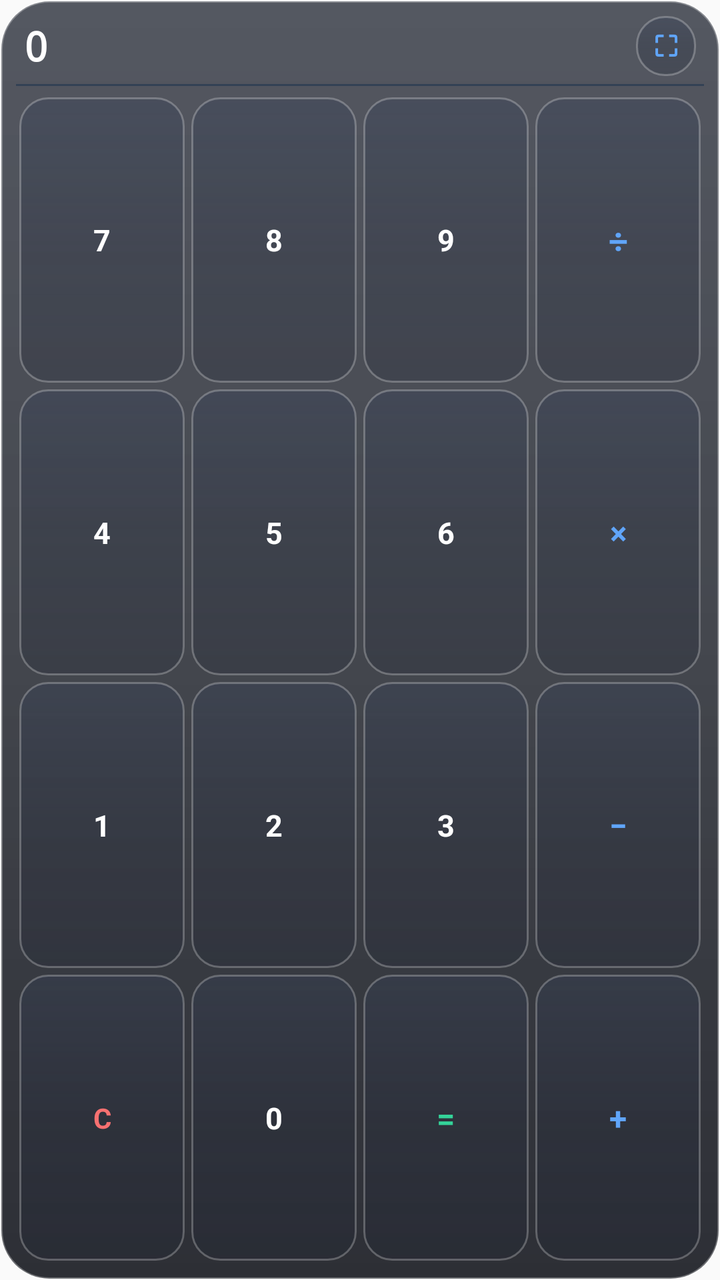
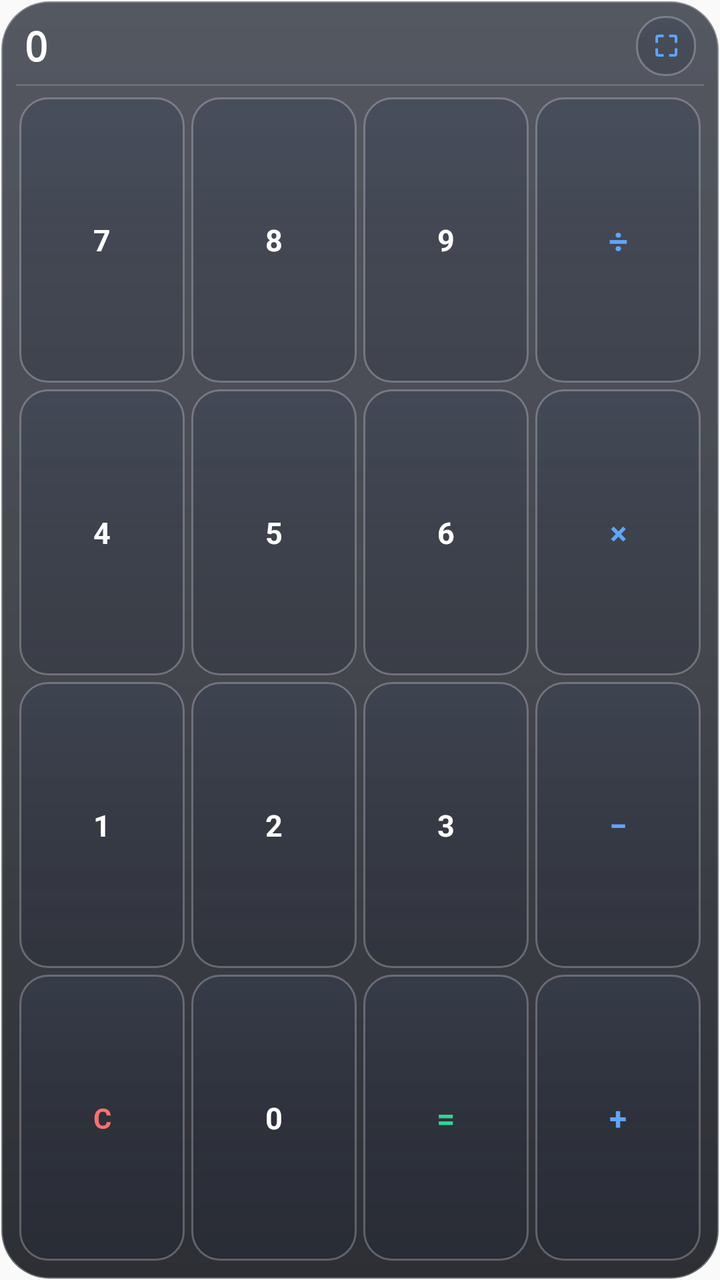

Two renders of the same Android screen: before a commit and after it. Below are the layout's source before the change and the commit's diff.
<!-- AndroidManifest.xml: application theme AppTheme -->
<!-- res/layout/widget_calculator.xml -->
<?xml version="1.0" encoding="utf-8"?>
<LinearLayout xmlns:android="http://schemas.android.com/apk/res/android"
    android:id="@+id/widget_calc_root"
    android:layout_width="match_parent"
    android:layout_height="match_parent"
    android:background="@drawable/widget_bg"
    android:orientation="vertical"
    android:padding="8dp">

    
    <LinearLayout
        android:layout_width="match_parent"
        android:layout_height="wrap_content"
        android:gravity="center_vertical"
        android:orientation="horizontal"
        android:paddingStart="4dp"
        android:paddingEnd="4dp"
        android:paddingBottom="4dp">

        <TextView
            android:id="@+id/widget_calc_display"
            android:layout_width="0dp"
            android:layout_height="wrap_content"
            android:layout_weight="1"
            android:ellipsize="start"
            android:fontFamily="monospace"
            android:maxLines="1"
            android:text="0"
            android:textColor="#FFFFFF"
            android:textSize="20sp"
            android:textStyle="bold" />

        
        <TextView
            android:id="@+id/btn_calc_enlarge"
            android:layout_width="30dp"
            android:layout_height="30dp"
            android:layout_marginStart="6dp"
            android:background="@drawable/widget_btn_bg"
            android:gravity="center"
            android:text="⛶"
            android:textColor="#60A5FA"
            android:textSize="14sp"
            android:textStyle="bold" />
    </LinearLayout>

    <ImageView
        android:layout_width="match_parent"
        android:layout_height="1dp"
        android:layout_marginBottom="4dp"
        android:background="#334155" />

    
    <LinearLayout
        android:layout_width="match_parent"
        android:layout_height="0dp"
        android:layout_weight="1"
        android:orientation="horizontal">

        <TextView android:id="@+id/btn_calc_7" android:layout_width="0dp" android:layout_height="match_parent" android:layout_margin="1.5dp" android:layout_weight="1" android:background="@drawable/widget_btn_bg" android:gravity="center" android:text="7" android:textColor="#FFFFFF" android:textSize="15sp" android:textStyle="bold" />
        <TextView android:id="@+id/btn_calc_8" android:layout_width="0dp" android:layout_height="match_parent" android:layout_margin="1.5dp" android:layout_weight="1" android:background="@drawable/widget_btn_bg" android:gravity="center" android:text="8" android:textColor="#FFFFFF" android:textSize="15sp" android:textStyle="bold" />
        <TextView android:id="@+id/btn_calc_9" android:layout_width="0dp" android:layout_height="match_parent" android:layout_margin="1.5dp" android:layout_weight="1" android:background="@drawable/widget_btn_bg" android:gravity="center" android:text="9" android:textColor="#FFFFFF" android:textSize="15sp" android:textStyle="bold" />
        <TextView android:id="@+id/btn_calc_div" android:layout_width="0dp" android:layout_height="match_parent" android:layout_margin="1.5dp" android:layout_weight="1" android:background="@drawable/widget_btn_bg" android:gravity="center" android:text="÷" android:textColor="#60A5FA" android:textSize="17sp" android:textStyle="bold" />
    </LinearLayout>

    
    <LinearLayout
        android:layout_width="match_parent"
        android:layout_height="0dp"
        android:layout_weight="1"
        android:orientation="horizontal">

        <TextView android:id="@+id/btn_calc_4" android:layout_width="0dp" android:layout_height="match_parent" android:layout_margin="1.5dp" android:layout_weight="1" android:background="@drawable/widget_btn_bg" android:gravity="center" android:text="4" android:textColor="#FFFFFF" android:textSize="15sp" android:textStyle="bold" />
        <TextView android:id="@+id/btn_calc_5" android:layout_width="0dp" android:layout_height="match_parent" android:layout_margin="1.5dp" android:layout_weight="1" android:background="@drawable/widget_btn_bg" android:gravity="center" android:text="5" android:textColor="#FFFFFF" android:textSize="15sp" android:textStyle="bold" />
        <TextView android:id="@+id/btn_calc_6" android:layout_width="0dp" android:layout_height="match_parent" android:layout_margin="1.5dp" android:layout_weight="1" android:background="@drawable/widget_btn_bg" android:gravity="center" android:text="6" android:textColor="#FFFFFF" android:textSize="15sp" android:textStyle="bold" />
        <TextView android:id="@+id/btn_calc_mul" android:layout_width="0dp" android:layout_height="match_parent" android:layout_margin="1.5dp" android:layout_weight="1" android:background="@drawable/widget_btn_bg" android:gravity="center" android:text="×" android:textColor="#60A5FA" android:textSize="16sp" android:textStyle="bold" />
    </LinearLayout>

    
    <LinearLayout
        android:layout_width="match_parent"
        android:layout_height="0dp"
        android:layout_weight="1"
        android:orientation="horizontal">

        <TextView android:id="@+id/btn_calc_1" android:layout_width="0dp" android:layout_height="match_parent" android:layout_margin="1.5dp" android:layout_weight="1" android:background="@drawable/widget_btn_bg" android:gravity="center" android:text="1" android:textColor="#FFFFFF" android:textSize="15sp" android:textStyle="bold" />
        <TextView android:id="@+id/btn_calc_2" android:layout_width="0dp" android:layout_height="match_parent" android:layout_margin="1.5dp" android:layout_weight="1" android:background="@drawable/widget_btn_bg" android:gravity="center" android:text="2" android:textColor="#FFFFFF" android:textSize="15sp" android:textStyle="bold" />
        <TextView android:id="@+id/btn_calc_3" android:layout_width="0dp" android:layout_height="match_parent" android:layout_margin="1.5dp" android:layout_weight="1" android:background="@drawable/widget_btn_bg" android:gravity="center" android:text="3" android:textColor="#FFFFFF" android:textSize="15sp" android:textStyle="bold" />
        <TextView android:id="@+id/btn_calc_sub" android:layout_width="0dp" android:layout_height="match_parent" android:layout_margin="1.5dp" android:layout_weight="1" android:background="@drawable/widget_btn_bg" android:gravity="center" android:text="−" android:textColor="#60A5FA" android:textSize="16sp" android:textStyle="bold" />
    </LinearLayout>

    
    <LinearLayout
        android:layout_width="match_parent"
        android:layout_height="0dp"
        android:layout_weight="1"
        android:orientation="horizontal">

        <TextView android:id="@+id/btn_calc_clear" android:layout_width="0dp" android:layout_height="match_parent" android:layout_margin="1.5dp" android:layout_weight="1" android:background="@drawable/widget_btn_bg" android:gravity="center" android:text="C" android:textColor="#F87171" android:textSize="14sp" android:textStyle="bold" />
        <TextView android:id="@+id/btn_calc_0" android:layout_width="0dp" android:layout_height="match_parent" android:layout_margin="1.5dp" android:layout_weight="1" android:background="@drawable/widget_btn_bg" android:gravity="center" android:text="0" android:textColor="#FFFFFF" android:textSize="15sp" android:textStyle="bold" />
        <TextView android:id="@+id/btn_calc_eq" android:layout_width="0dp" android:layout_height="match_parent" android:layout_margin="1.5dp" android:layout_weight="1" android:background="@drawable/widget_btn_bg" android:gravity="center" android:text="=" android:textColor="#34D399" android:textSize="16sp" android:textStyle="bold" />
        <TextView android:id="@+id/btn_calc_add" android:layout_width="0dp" android:layout_height="match_parent" android:layout_margin="1.5dp" android:layout_weight="1" android:background="@drawable/widget_btn_bg" android:gravity="center" android:text="+" android:textColor="#60A5FA" android:textSize="16sp" android:textStyle="bold" />
    </LinearLayout>

</LinearLayout>
<!-- resources referenced by this layout -->
<resources>
  <!-- drawable widget_bg (drawable) -->
  <?xml version="1.0" encoding="utf-8"?>
  <shape xmlns:android="http://schemas.android.com/apk/res/android"
      android:shape="rectangle">
      <corners android:radius="24dp" />
      <gradient
          android:angle="270"
          android:startColor="#B8141926"
          android:centerColor="#C40D111A"
          android:endColor="#D9080A12" />
      <stroke
          android:width="1.2dp"
          android:color="#4DFFFFFF" />
  </shape>
  <!-- drawable widget_btn_bg (drawable) -->
  <?xml version="1.0" encoding="utf-8"?>
  <shape xmlns:android="http://schemas.android.com/apk/res/android"
      android:shape="rectangle">
      <corners android:radius="14dp" />
      <gradient
          android:angle="270"
          android:startColor="#59333E56"
          android:centerColor="#4421293C"
          android:endColor="#36171E2E" />
      <stroke
          android:width="1dp"
          android:color="#40FFFFFF" />
  </shape>
  <style name="AppTheme" parent="Theme.AppCompat.Light.DarkActionBar">
          
          <item name="colorPrimary">@color/colorPrimary</item>
          <item name="colorPrimaryDark">@color/colorPrimaryDark</item>
          <item name="colorAccent">@color/colorAccent</item>
      </style>
</resources>

<!-- the commit's change to res/layout/widget_calculator.xml (unified diff, before → after) -->
@@ -48,7 +48,7 @@
         android:layout_width="match_parent"
         android:layout_height="1dp"
         android:layout_marginBottom="4dp"
-        android:background="#334155" />
+        android:background="#26FFFFFF" />
 
     
     <LinearLayout
